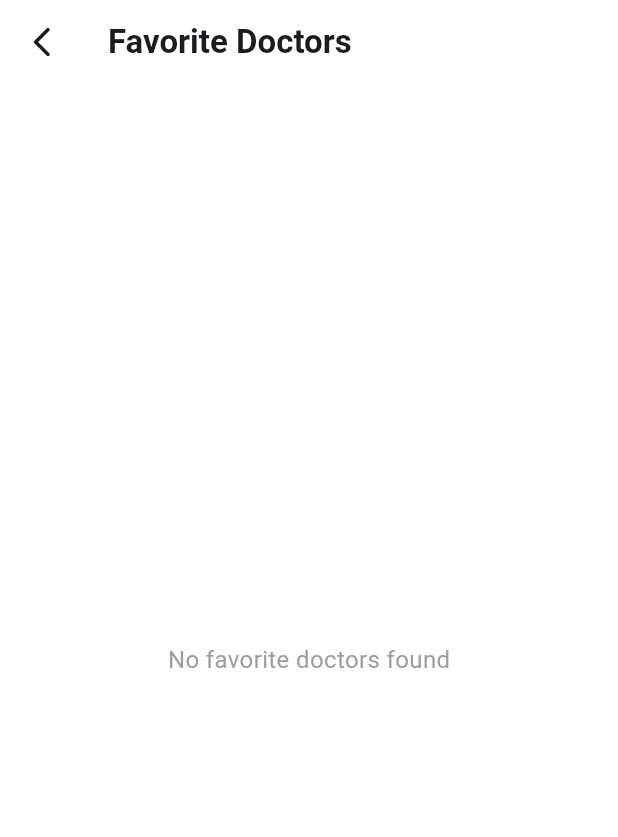
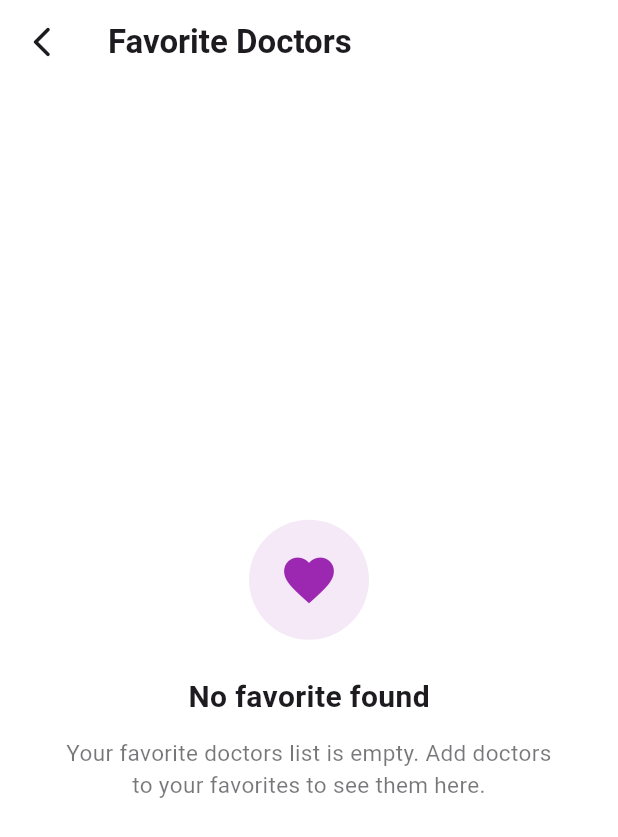
Before and after one commit to fouzzann/Cure-Connec-Main-App, a Flutter app: the FavoritePage screen opened directly, on a phone screen of 412 x 824 dp. Shown: the top 837 px of the screen. Run offline on Flutter 3.47's test engine with Material 3 defaults, Android fonts, the phone set to English and light mode, and no system bars; our stand-ins replace cached_network_image, carousel_slider, cloud_firestore, dio, firebase_auth, firebase_core and 5 more; missing offline and left inert: flutter_stripe; accounts and stored records are empty.

Commit message:
set the search bar elivation into 2 , and the rating validation added , Favorite page empty list maked modrn

```diff
--- a/lib/views/screens/profile page/favorite_page.dart
+++ b/lib/views/screens/profile page/favorite_page.dart
@@ -35,12 +35,9 @@ class FavoritePage extends GetView<AddedFavoriteController> {
         }
 
         if (controller.favoriteDoctors.isEmpty) {
-          return const Center(
-            child: Text(
-              'No favorite doctors found',
-              style: TextStyle(fontSize: 16, color: Colors.grey),
-            ),
-          );
+          return
+          _buildEmptyState(context);
+
         }
 
         return ListView.builder(
@@ -57,3 +54,46 @@ class FavoritePage extends GetView<AddedFavoriteController> {
     );
   }
 }
+
+Widget _buildEmptyState(BuildContext context) {
+  return Center(
+    child: Container(
+      padding: const EdgeInsets.symmetric(horizontal: 40),
+      child: Column(
+        mainAxisAlignment: MainAxisAlignment.center,
+        children: [
+          Container(
+            padding: const EdgeInsets.all(20),
+            decoration: BoxDecoration(
+              shape: BoxShape.circle,
+              color: Colors.purple.withOpacity(0.1),
+            ),
+            child: Icon(
+              Icons.favorite,
+              size: 40,
+              color: Colors.purple,
+            ),
+          ),
+          const SizedBox(height: 24),
+          Text(
+            'No favorite found',
+            style: TextStyle(
+              fontSize: 20,
+              fontWeight: FontWeight.w600,
+              color: Theme.of(context).colorScheme.onSurface,
+            ),
+          ),
+          const SizedBox(height: 12),
+          Text(
+            "Your favorite doctors list is empty. Add doctors to your favorites to see them here.",
+            textAlign: TextAlign.center,
+            style: TextStyle(
+              fontSize: 15,
+              color: Theme.of(context).colorScheme.onSurface.withOpacity(0.6),
+            ),
+          ),
+        ],
+      ),
+    ),
+  );
+}
--- a/lib/views/screens/search_dr/search_dr.dart
+++ b/lib/views/screens/search_dr/search_dr.dart
@@ -15,7 +15,7 @@ class SearchDr extends StatelessWidget {
   @override
   Widget build(BuildContext context) {
     return Scaffold(
-      backgroundColor: Colors.white,
+      backgroundColor: const Color.fromARGB(255, 248, 248, 248),
       appBar: _buildAppBar(),
       body: Column(
         children: [
@@ -32,7 +32,7 @@ class SearchDr extends StatelessWidget {
 
   PreferredSizeWidget _buildAppBar() {
     return AppBar(
-      backgroundColor: Colors.white,
+       backgroundColor: const Color.fromARGB(255, 248, 248, 248),
       leading: IconButton(
         onPressed: () => Get.back(),
         icon: const Icon(Icons.keyboard_arrow_down_outlined, size: 40),
--- a/lib/views/widgets/search_dr/search_page/search_bar_card.dart
+++ b/lib/views/widgets/search_dr/search_page/search_bar_card.dart
@@ -18,7 +18,7 @@ class SearchPageDoctorCard extends StatelessWidget {
 
     return Card(
       color: Colors.white,
-      elevation: 4,
+      elevation: 2,
       margin: const EdgeInsets.symmetric(vertical: 8),
       shape: RoundedRectangleBorder(
         borderRadius: BorderRadius.circular(12),
```
Also changed, not shown: lib/views/widgets/booked_appointment/rating_button.dart (+55 -18 lines), lib/views/widgets/search_dr/search_page/doctor_card.dart (deleted, +0 -123 lines), lib/views/screens/6_categoryies_pages/nephrologist.dart (line endings or trailing spaces).
